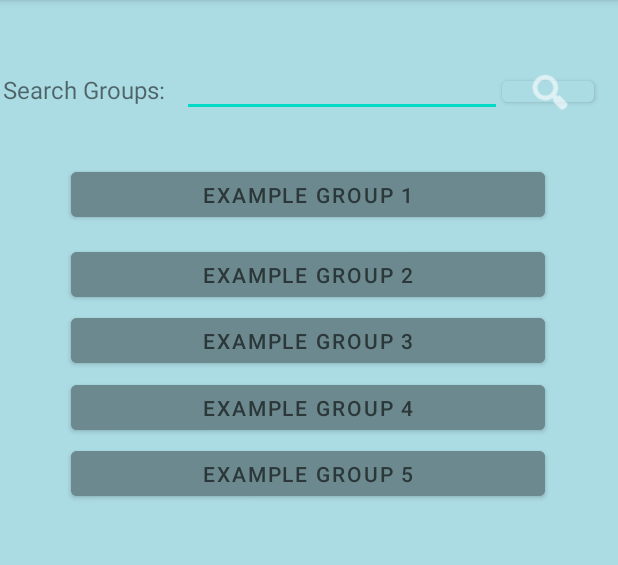
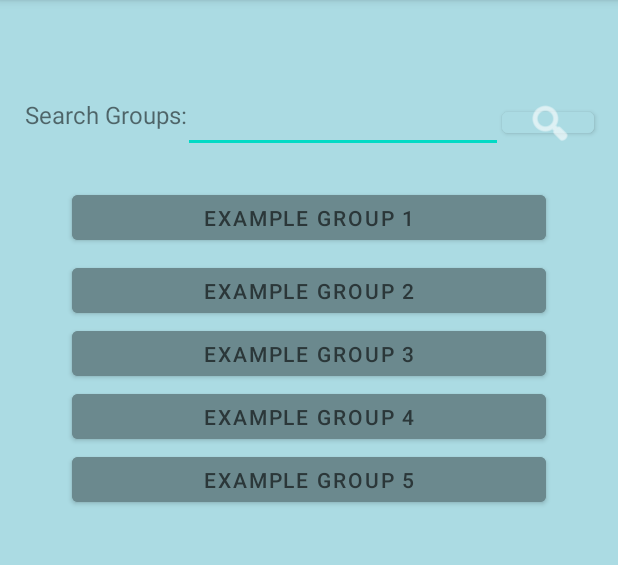
Before and after one commit to VictorBaezM/INSO4151-Capstone-Spring2023, an Android app: the Group_Join_Activity screen opened directly, with no data from a screen before it, on a phone screen of 412 x 824 dp, the part 84-649 px from its top. Run offline under Robolectric (Android 15) with nearby library versions, the phone set to English and light mode, and no system bars.

```diff
--- a/MedCheck/app/build.gradle
+++ b/MedCheck/app/build.gradle
@@ -36,6 +36,8 @@ dependencies {
     implementation 'androidx.constraintlayout:constraintlayout:2.1.4'
     implementation 'com.google.firebase:firebase-analytics:21.2.1'
     implementation 'com.google.firebase:firebase-auth:21.2.0'
+    implementation 'com.google.firebase:firebase-auth-ktx:21.2.0'
+    implementation 'com.google.firebase:firebase-database-ktx:20.1.0'
     testImplementation 'junit:junit:4.13.2'
     androidTestImplementation 'androidx.test.ext:junit:1.1.5'
     androidTestImplementation 'androidx.test.espresso:espresso-core:3.5.1'
--- a/MedCheck/app/src/main/res/layout/group_join.xml
+++ b/MedCheck/app/src/main/res/layout/group_join.xml
@@ -12,7 +12,10 @@
         android:id="@+id/button7"
         android:layout_width="316dp"
         android:layout_height="42dp"
-
+        android:layout_marginStart="47dp"
+        android:layout_marginTop="105dp"
+        android:layout_marginEnd="48dp"
+        android:layout_marginBottom="584dp"
         android:backgroundTint="#6b898e"
         android:text="Example Group 1"
         android:textColor="#2b3739"
@@ -20,16 +23,17 @@
         app:iconGravity="textStart"
         app:layout_constraintBottom_toBottomOf="parent"
         app:layout_constraintEnd_toEndOf="parent"
-        app:layout_constraintHorizontal_bias="0.494"
         app:layout_constraintStart_toStartOf="parent"
-        app:layout_constraintTop_toTopOf="parent"
-        app:layout_constraintVertical_bias="0.15" />
+        app:layout_constraintTop_toTopOf="parent" />
 
     <Button
         android:id="@+id/button8"
         android:layout_width="316dp"
         android:layout_height="42dp"
-
+        android:layout_marginStart="47dp"
+        android:layout_marginTop="154dp"
+        android:layout_marginEnd="48dp"
+        android:layout_marginBottom="535dp"
         android:backgroundTint="#6b898e"
         android:text="Example Group 2"
         android:textColor="#2b3739"
@@ -37,16 +41,17 @@
         app:iconGravity="textStart"
         app:layout_constraintBottom_toBottomOf="parent"
         app:layout_constraintEnd_toEndOf="parent"
-        app:layout_constraintHorizontal_bias="0.494"
         app:layout_constraintStart_toStartOf="parent"
-        app:layout_constraintTop_toTopOf="parent"
-        app:layout_constraintVertical_bias="0.223" />
+        app:layout_constraintTop_toTopOf="parent" />
 
     <Button
         android:id="@+id/button9"
         android:layout_width="316dp"
         android:layout_height="42dp"
-
+        android:layout_marginStart="47dp"
+        android:layout_marginTop="196dp"
+        android:layout_marginEnd="48dp"
+        android:layout_marginBottom="493dp"
         android:backgroundTint="#6b898e"
         android:text="Example Group 3"
         android:textColor="#2b3739"
@@ -54,16 +59,17 @@
         app:iconGravity="textStart"
         app:layout_constraintBottom_toBottomOf="parent"
         app:layout_constraintEnd_toEndOf="parent"
-        app:layout_constraintHorizontal_bias="0.494"
         app:layout_constraintStart_toStartOf="parent"
-        app:layout_constraintTop_toTopOf="parent"
-        app:layout_constraintVertical_bias="0.284" />
+        app:layout_constraintTop_toTopOf="parent" />
 
     <Button
         android:id="@+id/button10"
         android:layout_width="316dp"
         android:layout_height="42dp"
-
+        android:layout_marginStart="47dp"
+        android:layout_marginTop="238dp"
+        android:layout_marginEnd="48dp"
+        android:layout_marginBottom="451dp"
         android:backgroundTint="#6b898e"
         android:text="Example Group 4"
         android:textColor="#2b3739"
@@ -71,16 +77,17 @@
         app:iconGravity="textStart"
         app:layout_constraintBottom_toBottomOf="parent"
         app:layout_constraintEnd_toEndOf="parent"
-        app:layout_constraintHorizontal_bias="0.494"
         app:layout_constraintStart_toStartOf="parent"
-        app:layout_constraintTop_toTopOf="parent"
-        app:layout_constraintVertical_bias="0.345" />
+        app:layout_constraintTop_toTopOf="parent" />
 
     <Button
         android:id="@+id/button11"
         android:layout_width="316dp"
         android:layout_height="42dp"
-
+        android:layout_marginStart="47dp"
+        android:layout_marginTop="280dp"
+        android:layout_marginEnd="48dp"
+        android:layout_marginBottom="409dp"
         android:backgroundTint="#6b898e"
         android:text="Example Group 5"
         android:textColor="#2b3739"
@@ -88,51 +95,52 @@
         app:iconGravity="textStart"
         app:layout_constraintBottom_toBottomOf="parent"
         app:layout_constraintEnd_toEndOf="parent"
-        app:layout_constraintHorizontal_bias="0.494"
         app:layout_constraintStart_toStartOf="parent"
-        app:layout_constraintTop_toTopOf="parent"
-        app:layout_constraintVertical_bias="0.406" />
+        app:layout_constraintTop_toTopOf="parent" />
 
     <TextView
         android:id="@+id/textView2"
         android:layout_width="121dp"
         android:layout_height="29dp"
-
+        android:layout_marginStart="16dp"
+        android:layout_marginTop="47dp"
+        android:layout_marginEnd="274dp"
+        android:layout_marginBottom="655dp"
         android:text="Search Groups:"
         android:textSize="16sp"
         app:layout_constraintBottom_toBottomOf="parent"
         app:layout_constraintEnd_toEndOf="parent"
-        app:layout_constraintHorizontal_bias="0.006"
         app:layout_constraintStart_toStartOf="parent"
-        app:layout_constraintTop_toTopOf="parent"
-        app:layout_constraintVertical_bias="0.066" />
+        app:layout_constraintTop_toTopOf="parent" />
 
     <EditText
         android:id="@+id/editTextTextPersonName2"
         android:layout_width="wrap_content"
         android:layout_height="wrap_content"
-
+        android:layout_marginStart="123dp"
+        android:layout_marginTop="38dp"
+        android:layout_marginEnd="78dp"
+        android:layout_marginBottom="648dp"
         android:ems="10"
         android:inputType="textPersonName"
         app:layout_constraintBottom_toBottomOf="parent"
         app:layout_constraintEnd_toEndOf="parent"
-        app:layout_constraintHorizontal_bias="0.611"
         app:layout_constraintStart_toStartOf="parent"
-        app:layout_constraintTop_toTopOf="parent"
-        app:layout_constraintVertical_bias="0.045" />
+        app:layout_constraintTop_toTopOf="parent" />
 
     <Button
         android:id="@+id/button"
         android:layout_width="61dp"
         android:layout_height="26dp"
-
+        android:layout_marginStart="334dp"
+        android:layout_marginTop="50dp"
+        android:layout_marginEnd="16dp"
+        android:layout_marginBottom="655dp"
         android:backgroundTint="#abdbe3"
         app:icon="@android:drawable/ic_menu_search"
         app:layout_constraintBottom_toBottomOf="parent"
         app:layout_constraintEnd_toEndOf="parent"
-        app:layout_constraintHorizontal_bias="0.954"
         app:layout_constraintStart_toStartOf="parent"
-        app:layout_constraintTop_toTopOf="parent"
-        app:layout_constraintVertical_bias="0.065" />
+        app:layout_constraintTop_toTopOf="parent" />
 
 </androidx.constraintlayout.widget.ConstraintLayout>
```
Also changed, not shown: MedCheck/app/src/main/java/com/example/medcheck/MainActivity.java (+21 -0 lines), MedCheck/app/src/main/res/layout/activity_main.xml (+16 -0 lines), MedCheck/app/src/main/res/layout/add_alarm.xml (+8 -24 lines), MedCheck/app/src/main/res/layout/group_select.xml (+15 -10 lines), MedCheck/app/src/main/res/layout/home.xml (+14 -13 lines), MedCheck/app/src/main/res/layout/date_for_alarm.xml (line endings or trailing spaces).
